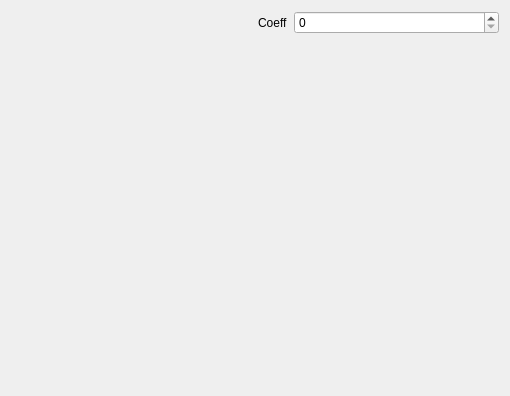
First picture: the form in widget.ui, repository NIA/semiconductor, before the edit.
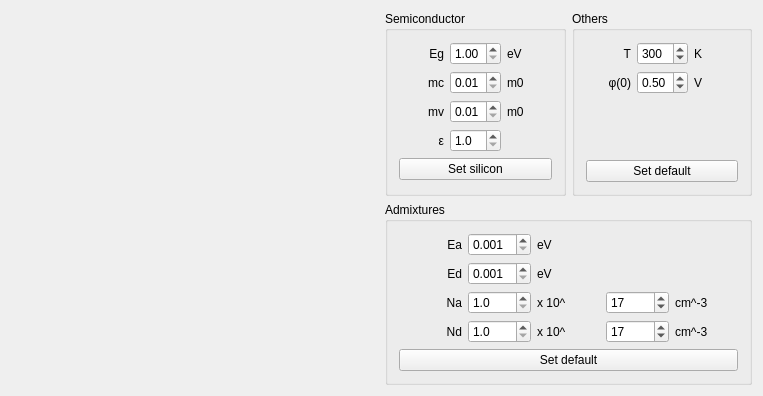
Second picture: the form after the edit. Custom widgets are drawn as their Qt base class.

Commit message: Начали GUI: расположили контролки, с загрузкой начальных значений.

```diff
--- a/widget.ui
+++ b/widget.ui
@@ -6,29 +6,441 @@
    <rect>
     <x>0</x>
     <y>0</y>
-    <width>510</width>
+    <width>763</width>
     <height>396</height>
    </rect>
   </property>
   <property name="windowTitle">
    <string>Widget</string>
   </property>
-  <layout class="QHBoxLayout" name="horizontalLayout">
+  <layout class="QHBoxLayout" name="horizontalLayout_2">
    <item>
     <widget class="QwtPlot" name="plotArea"/>
    </item>
    <item>
-    <layout class="QFormLayout" name="formLayout">
-     <item row="0" column="0">
-      <widget class="QLabel" name="coeffLabel">
-       <property name="text">
-        <string>Coeff</string>
+    <layout class="QVBoxLayout" name="verticalLayout">
+     <item>
+      <layout class="QHBoxLayout" name="horizontalLayout">
+       <item>
+        <widget class="QGroupBox" name="groupBox">
+         <property name="title">
+          <string>Semiconductor</string>
+         </property>
+         <layout class="QGridLayout" name="gridLayout">
+          <item row="0" column="0">
+           <widget class="QLabel" name="coeffLabel">
+            <property name="text">
+             <string>Eg</string>
+            </property>
+            <property name="scaledContents">
+             <bool>false</bool>
+            </property>
+            <property name="alignment">
+             <set>Qt::AlignRight|Qt::AlignTrailing|Qt::AlignVCenter</set>
+            </property>
+           </widget>
+          </item>
+          <item row="0" column="1">
+           <widget class="QDoubleSpinBox" name="EgSpinner">
+            <property name="minimum">
+             <double>1.000000000000000</double>
+            </property>
+            <property name="maximum">
+             <double>2.000000000000000</double>
+            </property>
+            <property name="singleStep">
+             <double>0.050000000000000</double>
+            </property>
+           </widget>
+          </item>
+          <item row="0" column="2">
+           <widget class="QLabel" name="label">
+            <property name="text">
+             <string>eV</string>
+            </property>
+           </widget>
+          </item>
+          <item row="1" column="0">
+           <widget class="QLabel" name="label_2">
+            <property name="text">
+             <string>mc</string>
+            </property>
+            <property name="alignment">
+             <set>Qt::AlignRight|Qt::AlignTrailing|Qt::AlignVCenter</set>
+            </property>
+           </widget>
+          </item>
+          <item row="1" column="1">
+           <widget class="QDoubleSpinBox" name="mcSpinner">
+            <property name="minimum">
+             <double>0.010000000000000</double>
+            </property>
+            <property name="maximum">
+             <double>2.000000000000000</double>
+            </property>
+            <property name="singleStep">
+             <double>0.100000000000000</double>
+            </property>
+           </widget>
+          </item>
+          <item row="1" column="2">
+           <widget class="QLabel" name="label_3">
+            <property name="text">
+             <string>m0</string>
+            </property>
+           </widget>
+          </item>
+          <item row="2" column="0">
+           <widget class="QLabel" name="label_5">
+            <property name="text">
+             <string>mv</string>
+            </property>
+            <property name="alignment">
+             <set>Qt::AlignRight|Qt::AlignTrailing|Qt::AlignVCenter</set>
+            </property>
+           </widget>
+          </item>
+          <item row="2" column="1">
+           <widget class="QDoubleSpinBox" name="mvSpinner">
+            <property name="minimum">
+             <double>0.010000000000000</double>
+            </property>
+            <property name="maximum">
+             <double>2.000000000000000</double>
+            </property>
+            <property name="singleStep">
+             <double>0.100000000000000</double>
+            </property>
+           </widget>
+          </item>
+          <item row="2" column="2">
+           <widget class="QLabel" name="label_4">
+            <property name="text">
+             <string>m0</string>
+            </property>
+           </widget>
+          </item>
+          <item row="3" column="0">
+           <widget class="QLabel" name="label_6">
+            <property name="text">
+             <string>ε</string>
+            </property>
+            <property name="alignment">
+             <set>Qt::AlignRight|Qt::AlignTrailing|Qt::AlignVCenter</set>
+            </property>
+           </widget>
+          </item>
+          <item row="3" column="1">
+           <widget class="QDoubleSpinBox" name="permittivitySpinner">
+            <property name="decimals">
+             <number>1</number>
+            </property>
+            <property name="minimum">
+             <double>1.000000000000000</double>
+            </property>
+            <property name="maximum">
+             <double>99.000000000000000</double>
+            </property>
+           </widget>
+          </item>
+          <item row="4" column="0" colspan="3">
+           <widget class="QPushButton" name="siliconButton">
+            <property name="text">
+             <string>Set silicon</string>
+            </property>
+           </widget>
+          </item>
+         </layout>
+        </widget>
+       </item>
+       <item>
+        <widget class="QGroupBox" name="groupBox_3">
+         <property name="title">
+          <string>Others</string>
+         </property>
+         <layout class="QGridLayout" name="gridLayout_3">
+          <item row="0" column="0">
+           <widget class="QLabel" name="coeffLabel_3">
+            <property name="text">
+             <string>T</string>
+            </property>
+            <property name="scaledContents">
+             <bool>false</bool>
+            </property>
+            <property name="alignment">
+             <set>Qt::AlignRight|Qt::AlignTrailing|Qt::AlignVCenter</set>
+            </property>
+           </widget>
+          </item>
+          <item row="0" column="1">
+           <widget class="QDoubleSpinBox" name="TSpinner">
+            <property name="decimals">
+             <number>0</number>
+            </property>
+            <property name="minimum">
+             <double>1.000000000000000</double>
+            </property>
+            <property name="maximum">
+             <double>999.000000000000000</double>
+            </property>
+            <property name="singleStep">
+             <double>1.000000000000000</double>
+            </property>
+            <property name="value">
+             <double>300.000000000000000</double>
+            </property>
+           </widget>
+          </item>
+          <item row="0" column="2">
+           <widget class="QLabel" name="label_16">
+            <property name="text">
+             <string>K</string>
+            </property>
+           </widget>
+          </item>
+          <item row="1" column="0">
+           <widget class="QLabel" name="label_17">
+            <property name="text">
+             <string>φ(0)</string>
+            </property>
+            <property name="alignment">
+             <set>Qt::AlignRight|Qt::AlignTrailing|Qt::AlignVCenter</set>
+            </property>
+           </widget>
+          </item>
+          <item row="1" column="1">
+           <widget class="QDoubleSpinBox" name="surfacePotentialSpinner">
+            <property name="minimum">
+             <double>0.010000000000000</double>
+            </property>
+            <property name="maximum">
+             <double>2.000000000000000</double>
+            </property>
+            <property name="singleStep">
+             <double>0.100000000000000</double>
+            </property>
+            <property name="value">
+             <double>0.500000000000000</double>
+            </property>
+           </widget>
+          </item>
+          <item row="1" column="2">
+           <widget class="QLabel" name="label_18">
+            <property name="text">
+             <string>V</string>
+            </property>
+           </widget>
+          </item>
+          <item row="4" column="0" colspan="3">
+           <widget class="QPushButton" name="othersDefaultButton">
+            <property name="text">
+             <string>Set default</string>
+            </property>
+           </widget>
+          </item>
+          <item row="2" column="0">
+           <spacer name="verticalSpacer">
+            <property name="orientation">
+             <enum>Qt::Vertical</enum>
+            </property>
+            <property name="sizeHint" stdset="0">
+             <size>
+              <width>20</width>
+              <height>40</height>
+             </size>
+            </property>
+           </spacer>
+          </item>
+         </layout>
+        </widget>
+       </item>
+      </layout>
+     </item>
+     <item>
+      <widget class="QGroupBox" name="groupBox_2">
+       <property name="title">
+        <string>Admixtures</string>
        </property>
+       <layout class="QGridLayout" name="gridLayout_2">
+        <item row="0" column="0">
+         <widget class="QLabel" name="coeffLabel_2">
+          <property name="text">
+           <string>Ea</string>
+          </property>
+          <property name="scaledContents">
+           <bool>false</bool>
+          </property>
+          <property name="alignment">
+           <set>Qt::AlignRight|Qt::AlignTrailing|Qt::AlignVCenter</set>
+          </property>
+         </widget>
+        </item>
+        <item row="0" column="1">
+         <widget class="QDoubleSpinBox" name="EaSpinner">
+          <property name="decimals">
+           <number>3</number>
+          </property>
+          <property name="minimum">
+           <double>0.001000000000000</double>
+          </property>
+          <property name="maximum">
+           <double>2.000000000000000</double>
+          </property>
+          <property name="singleStep">
+           <double>0.001000000000000</double>
+          </property>
+          <property name="value">
+           <double>0.001000000000000</double>
+          </property>
+         </widget>
+        </item>
+        <item row="0" column="2">
+         <widget class="QLabel" name="label_7">
+          <property name="text">
+           <string>eV</string>
+          </property>
+         </widget>
+        </item>
+        <item row="1" column="0">
+         <widget class="QLabel" name="label_8">
+          <property name="text">
+           <string>Ed</string>
+          </property>
+          <property name="alignment">
+           <set>Qt::AlignRight|Qt::AlignTrailing|Qt::AlignVCenter</set>
+          </property>
+         </widget>
+        </item>
+        <item row="1" column="1">
+         <widget class="QDoubleSpinBox" name="EdSpinner">
+          <property name="decimals">
+           <number>3</number>
+          </property>
+          <property name="minimum">
+           <double>0.001000000000000</double>
+          </property>
+          <property name="maximum">
+           <double>2.000000000000000</double>
+          </property>
+          <property name="singleStep">
+           <double>0.001000000000000</double>
+          </property>
+          <property name="value">
+           <double>0.001000000000000</double>
+          </property>
+         </widget>
+        </item>
+        <item row="1" column="2">
+         <widget class="QLabel" name="label_9">
+          <property name="text">
+           <string>eV</string>
+          </property>
+         </widget>
+        </item>
+        <item row="2" column="0">
+         <widget class="QLabel" name="label_15">
+          <property name="text">
+           <string>Na</string>
+          </property>
+          <property name="alignment">
+           <set>Qt::AlignRight|Qt::AlignTrailing|Qt::AlignVCenter</set>
+          </property>
+         </widget>
+        </item>
+        <item row="2" column="1">
+         <widget class="QDoubleSpinBox" name="NaMantissaSpinner">
+          <property name="decimals">
+           <number>1</number>
+          </property>
+          <property name="minimum">
+           <double>1.000000000000000</double>
+          </property>
+          <property name="maximum">
+           <double>10.000000000000000</double>
+          </property>
+          <property name="singleStep">
+           <double>0.100000000000000</double>
+          </property>
+         </widget>
+        </item>
+        <item row="2" column="2">
+         <widget class="QLabel" name="label_14">
+          <property name="text">
+           <string>x 10^</string>
+          </property>
+         </widget>
+        </item>
+        <item row="2" column="3">
+         <widget class="QSpinBox" name="NaExponentSpinner">
+          <property name="value">
+           <number>17</number>
+          </property>
+         </widget>
+        </item>
+        <item row="2" column="4">
+         <widget class="QLabel" name="label_10">
+          <property name="text">
+           <string>cm^-3</string>
+          </property>
+         </widget>
+        </item>
+        <item row="3" column="0">
+         <widget class="QLabel" name="label_12">
+          <property name="text">
+           <string>Nd</string>
+          </property>
+          <property name="alignment">
+           <set>Qt::AlignRight|Qt::AlignTrailing|Qt::AlignVCenter</set>
+          </property>
+         </widget>
+        </item>
+        <item row="3" column="1">
+         <widget class="QDoubleSpinBox" name="NdMantissaSpinner">
+          <property name="decimals">
+           <number>1</number>
+          </property>
+          <property name="minimum">
+           <double>1.000000000000000</double>
+          </property>
+          <property name="maximum">
+           <double>10.000000000000000</double>
+          </property>
+          <property name="singleStep">
+           <double>0.100000000000000</double>
+          </property>
+         </widget>
+        </item>
+        <item row="3" column="2">
+         <widget class="QLabel" name="label_13">
+          <property name="text">
+           <string>x 10^</string>
+          </property>
+         </widget>
+        </item>
+        <item row="3" column="3">
+         <widget class="QSpinBox" name="NdExponentSpinner">
+          <property name="value">
+           <number>17</number>
+          </property>
+         </widget>
+        </item>
+        <item row="3" column="4">
+         <widget class="QLabel" name="label_11">
+          <property name="text">
+           <string>cm^-3</string>
+          </property>
+         </widget>
+        </item>
+        <item row="4" column="0" colspan="5">
+         <widget class="QPushButton" name="admixturesDefaultButton">
+          <property name="text">
+           <string>Set default</string>
+          </property>
+         </widget>
+        </item>
+       </layout>
       </widget>
      </item>
-     <item row="0" column="1">
-      <widget class="QSpinBox" name="coeffSpinner"/>
-     </item>
     </layout>
    </item>
   </layout>
```
The commit also changes 3 other files.
